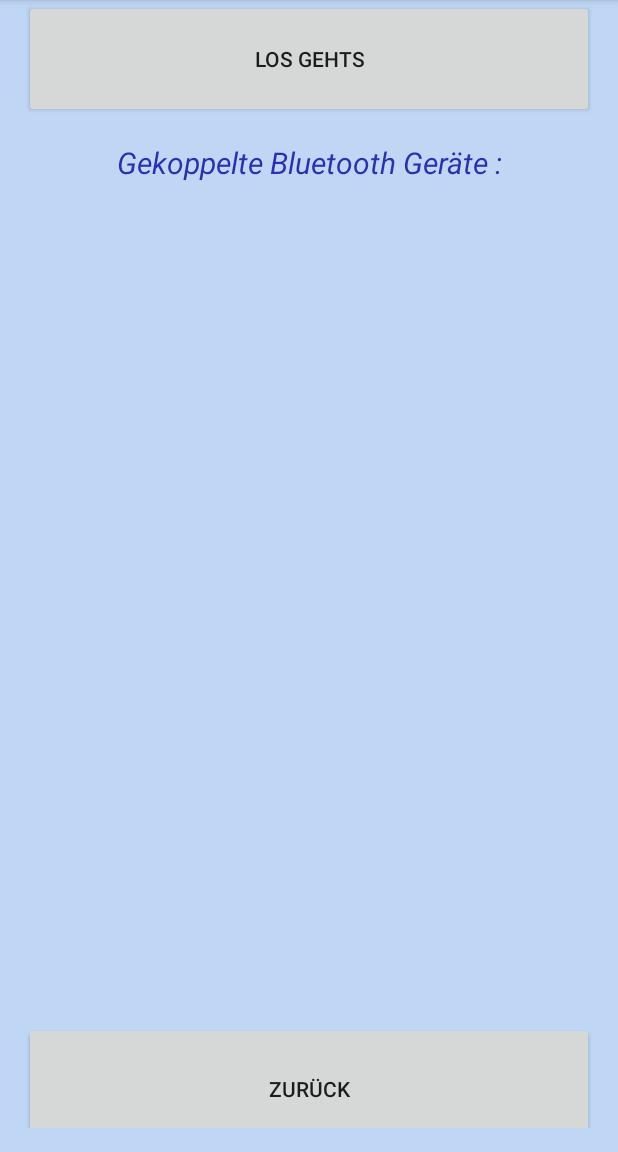
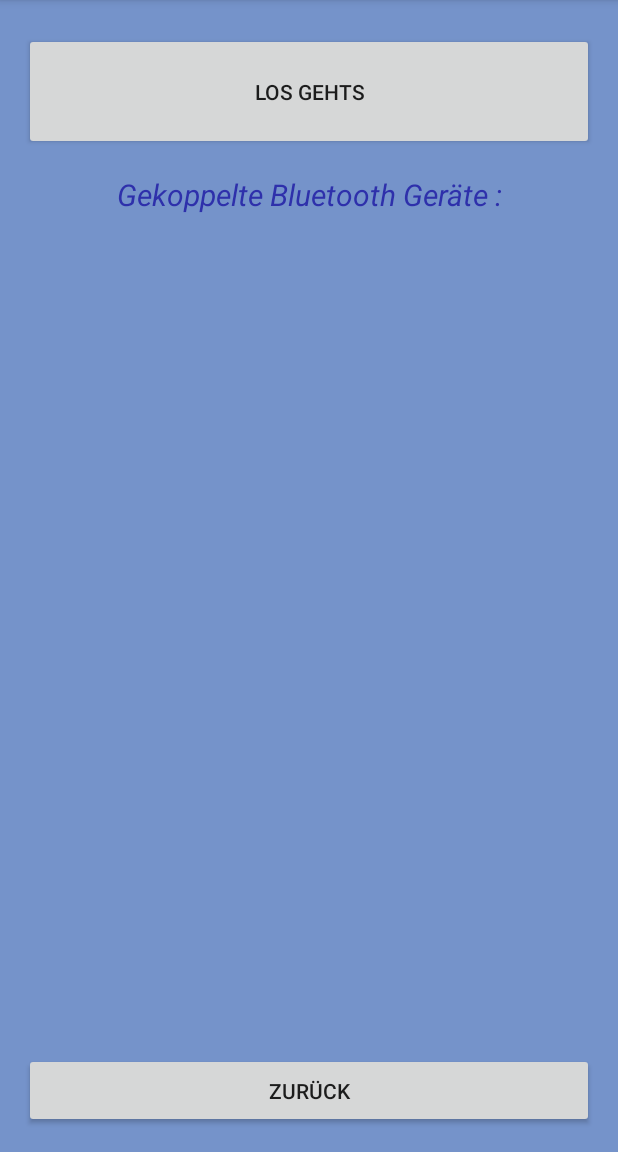
Before and after one commit to RaceStorm/RaceStorm, an Android app: the screen it shows after launch (MainActivity), after a tap on "START", on a phone screen of 412 x 824 dp, the part 84-1236 px from its top. Run offline under Robolectric (Android 15) with nearby library versions, the phone set to English and light mode, and no system bars; 3 statements that could not run were skipped.

Commit message:
layouts buttons angepasst

```diff
--- a/app/src/main/res/layout/about.xml
+++ b/app/src/main/res/layout/about.xml
@@ -44,7 +44,6 @@
     <Button
         android:text="@string/Back"
         android:layout_width="match_parent"
-        android:layout_height="47dp"
-        android:id="@+id/btnBackAbout"
-        android:layout_weight="0.04" />
+        android:layout_height="50dp"
+        android:id="@+id/btnBackAbout" />
 </LinearLayout>
--- a/app/src/main/res/layout/bluetooth.xml
+++ b/app/src/main/res/layout/bluetooth.xml
@@ -8,7 +8,8 @@
     android:paddingRight="@dimen/activity_horizontal_margin"
     android:background="@color/background"
     android:layout_height="match_parent"
-    android:weightSum="1">
+    android:weightSum="1"
+    android:gravity="bottom">
 
 
     <Button
@@ -22,7 +23,7 @@
         android:id="@+id/btGeraete"
         style="@style/AppTheme"
         android:layout_width="match_parent"
-        android:layout_height="46dp"
+        android:layout_height="34dp"
         android:text="Gekoppelte Bluetooth Geräte :"
         android:textStyle="italic"
         android:textColor="#2e30ab"
@@ -35,7 +36,7 @@
     <ListView
         android:id="@+id/btListe"
         android:layout_width="match_parent"
-        android:layout_height="136dp"
+        android:layout_height="150dp"
         android:textSize="@dimen/font_size"
         android:layout_weight="0.63" />
 
@@ -47,9 +48,8 @@
     <Button
         android:id="@+id/btnBtBack"
         android:layout_width="match_parent"
-        android:layout_height="wrap_content"
-        android:text="@string/Back"
-        android:layout_weight="0.09" />
+        android:layout_height="50dp"
+        android:text="@string/Back" />
 
 
 </LinearLayout>
--- a/app/src/main/res/layout/optionen.xml
+++ b/app/src/main/res/layout/optionen.xml
@@ -40,7 +40,6 @@
     <Button
         android:id="@+id/btnOptionsBack"
         android:layout_width="match_parent"
-        android:layout_height="wrap_content"
-        android:text="@string/Back"
-        android:layout_weight="0.04" />
+        android:layout_height="50dp"
+        android:text="@string/Back" />
 </LinearLayout>
--- a/app/src/main/res/layout/steuerung.xml
+++ b/app/src/main/res/layout/steuerung.xml
@@ -5,8 +5,7 @@
     android:orientation="vertical"
     android:layout_width="match_parent"
     android:layout_height="match_parent"
-    android:background="#FF000000"
-    android:weightSum="1">
+    android:background="#FF000000">
 
 
     <Button
--- a/app/src/main/res/values/colors.xml
+++ b/app/src/main/res/values/colors.xml
@@ -3,6 +3,6 @@
     <color name="colorPrimary">#741f36</color>
     <color name="colorPrimaryDark">#303F9F</color>
     <color name="colorAccent">#FF4081</color>
-    <color name="background">#451f77e4</color>
+    <color name="background">#7593ca</color>
     <color name="text">#000000</color>
 </resources>
```
Also changed, not shown: app/src/main/res/layout/activity_main.xml (+0 -8 lines), app/src/main/res/drawable/beispiel_buttons_bremse.png (deleted), app/src/main/res/drawable/beispiel_buttonsgas.png (deleted), app/src/main/res/drawable/beispiel_buttonsrot.png (deleted), app/src/main/res/drawable/beispiel_buttonsrot2.png (deleted).
